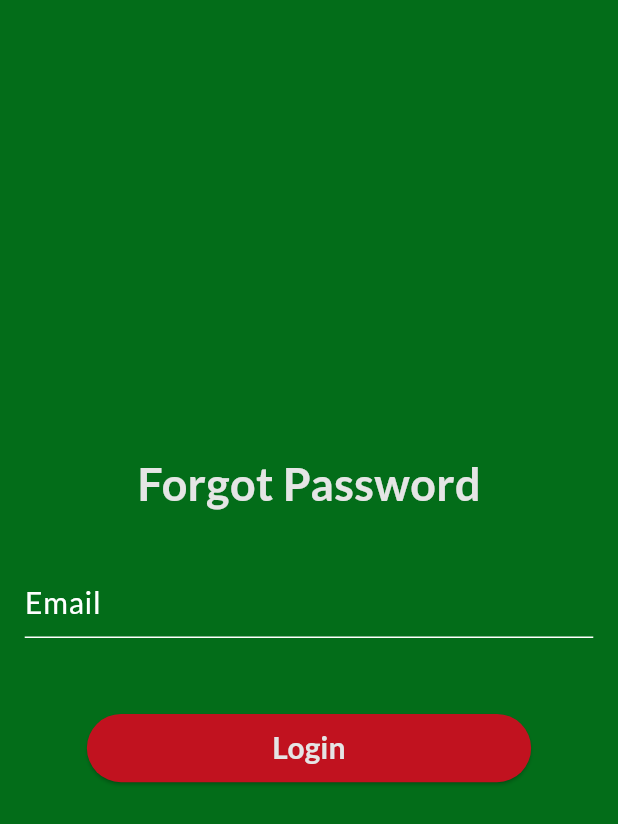
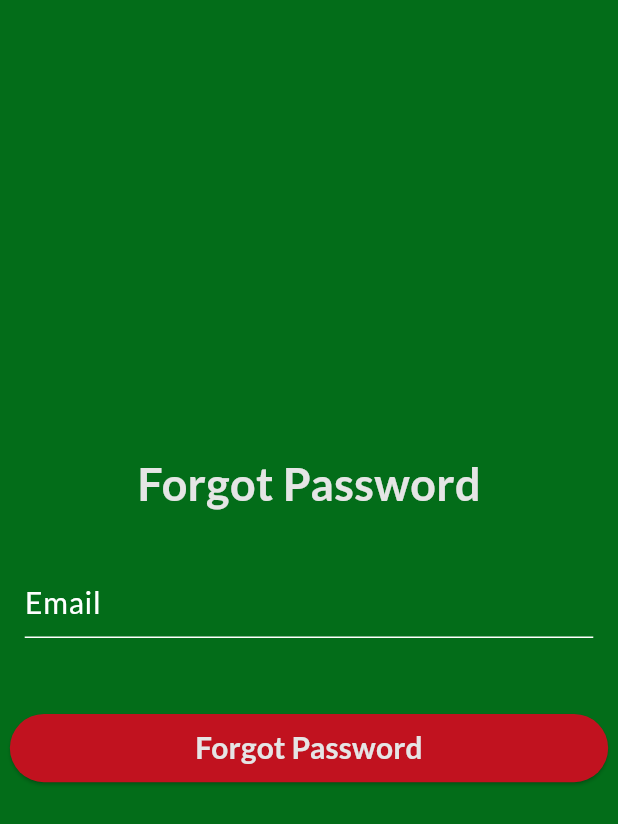
Before and after one commit to WenDEVLIFE/kapatidsync, a Flutter app: the ForgotUi screen opened by its route, on a phone screen of 412 x 824 dp. Shown: the top 824 px of the screen. Run offline on Flutter 3.47's test engine with Material 3 defaults, Android fonts, the phone set to English and light mode, and no system bars; our stand-ins replace cloud_firestore, firebase_auth, firebase_core, flutter_speed_dial, fluttertoast, permission_handler and 2 more; missing offline and left inert: excel, mailer; accounts and stored records are empty.

Commit message:
added revisions

```diff
--- a/lib/src/ui/ForgotUI.dart
+++ b/lib/src/ui/ForgotUI.dart
@@ -47,7 +47,7 @@ class ForgotUi extends StatelessWidget {
                   onPressed: () {
                     viewModel.requestResetPassword(context);
                   },
-                  text: 'Login',
+                  text: 'Forgot Password',
                 ),
               ],
             ),
--- a/lib/src/widget/CustomDatePicker.dart
+++ b/lib/src/widget/CustomDatePicker.dart
@@ -16,7 +16,7 @@ class CustomDatePicker extends StatelessWidget {
   @override
   Widget build(BuildContext context) {
     return Container(
-      width: screenWidth * 0.8,
+      width: screenWidth * 0.6,
       child: TextField(
         controller: controller,
         readOnly: true,
```
